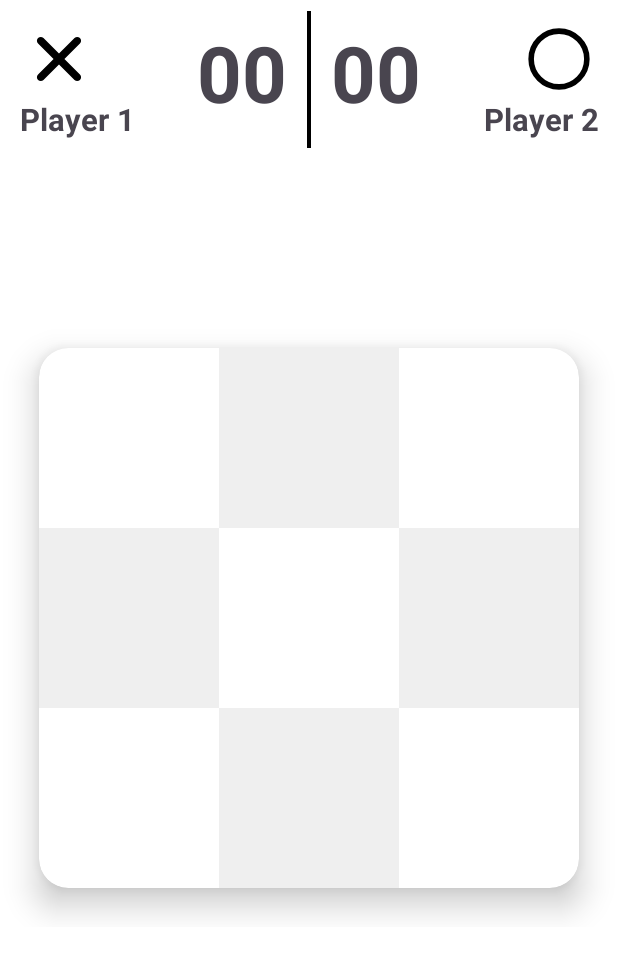
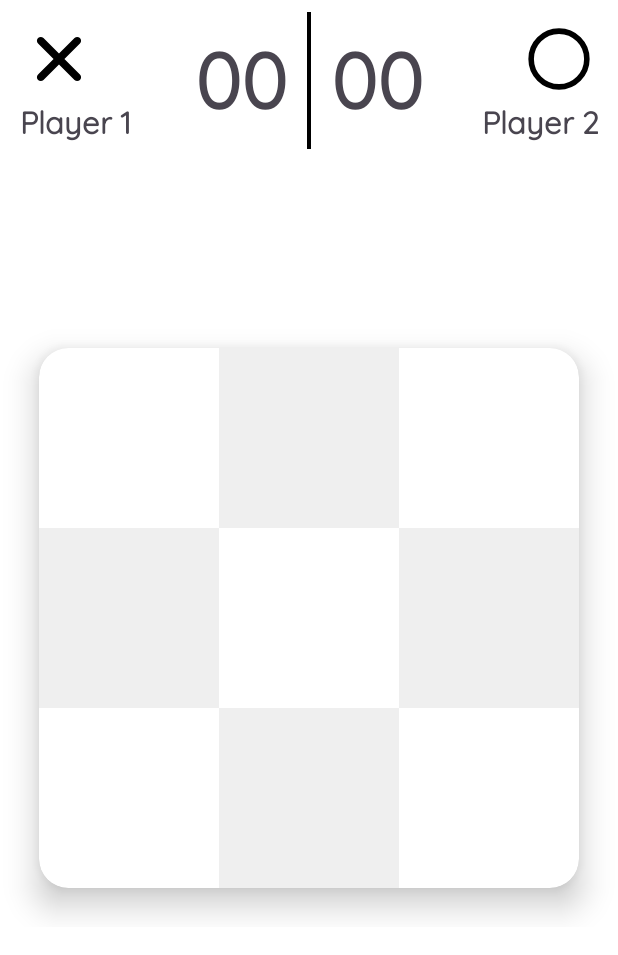
Before and after one commit to aadityakumarverma/PlayBoardGames, an Android app: the screen it shows after launch (MainActivity), on a phone screen of 412 x 824 dp. Shown: the top 955 px of the screen. Run offline under Robolectric (Android 15) with nearby library versions, the phone set to English and light mode, and no system bars; our stand-ins replace sdp/ssp sizes.

Commit message:
fix(tic_tac): theme set to light

```diff
--- a/app/src/main/res/values-night/themes.xml
+++ b/app/src/main/res/values-night/themes.xml
@@ -1,7 +1,20 @@
 <resources xmlns:tools="http://schemas.android.com/tools">
     <!-- Base application theme. -->
-    <style name="Base.Theme.PBGames" parent="Theme.Material3.DayNight.NoActionBar">
+    <style name="Base.Theme.PBGames" parent="Theme.Material3.Light.NoActionBar">
         <!-- Customize your dark theme here. -->
-        <!-- <item name="colorPrimary">@color/my_dark_primary</item> -->
+        <item name="colorPrimary">@color/app_dark_blue</item>
+        <item name="colorPrimaryDark">@color/app_dark_blue</item>
+        <item name="colorAccent">@color/app_dark_blue</item>
+        <!-- Status bar color. -->
+        <!--        <item name="android:statusBarColor">@color/white</item>-->
+        <!-- Removes default splash screen. -->
+        <item name="android:windowIsTranslucent">true</item>
+        <item name="android:textColorHighlight">@color/highlight_app_blue</item>
+        <!-- Set default fontFamily. -->
+        <item name="android:fontFamily">@font/quicksand_regular</item>
+        <item name="fontFamily">@font/quicksand_regular</item>
+
+        <!--Adjust screen scroll when keyboard shows-->
+        <item name="android:windowSoftInputMode">adjustResize</item>
     </style>
 </resources>
--- a/app/src/main/res/values/themes.xml
+++ b/app/src/main/res/values/themes.xml
@@ -1,9 +1,24 @@
 <resources xmlns:tools="http://schemas.android.com/tools">
     <!-- Base application theme. -->
-    <style name="Base.Theme.PBGames" parent="Theme.Material3.DayNight.NoActionBar">
+    <style name="Base.Theme.PBGames" parent="Theme.Material3.Light.NoActionBar">
         <!-- Customize your light theme here. -->
-        <!-- <item name="colorPrimary">@color/my_light_primary</item> -->
+        <item name="colorPrimary">@color/app_dark_blue</item>
+        <item name="colorPrimaryDark">@color/app_dark_blue</item>
+        <item name="colorAccent">@color/app_dark_blue</item>
+        <!-- Status bar color. -->
+        <!--        <item name="android:statusBarColor">@color/white</item>-->
+        <!-- Removes default splash screen. -->
+        <item name="android:windowIsTranslucent">true</item>
+        <item name="android:textColorHighlight">@color/highlight_app_blue</item>
+        <!-- Set default fontFamily. -->
+        <item name="android:fontFamily">@font/quicksand_regular</item>
+        <item name="fontFamily">@font/quicksand_regular</item>
+
+        <!--Adjust screen scroll when keyboard shows-->
+        <item name="android:windowSoftInputMode">adjustResize</item>
     </style>
 
-    <style name="Theme.PBGames" parent="Base.Theme.PBGames" />
+    <style name="Theme.PBGames" parent="Base.Theme.PBGames">
+        <item name="android:forceDarkAllowed" tools:ignore="NewApi">false</item>
+    </style>
 </resources>
```
Also changed, not shown: app/src/main/res/font/bradley_hand_bold.ttf (added), app/src/main/res/font/quicksand_bold.ttf (added), app/src/main/res/font/quicksand_regular.ttf (added), 1 other file.
